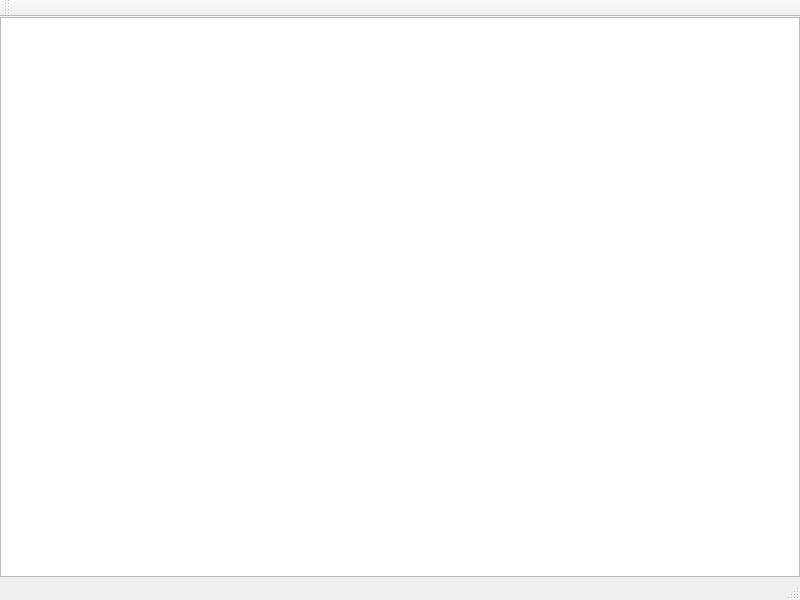
This is mainwindow.ui in foreshadow/Dixit as Qt 5 draws it before an edit. The edited form follows.
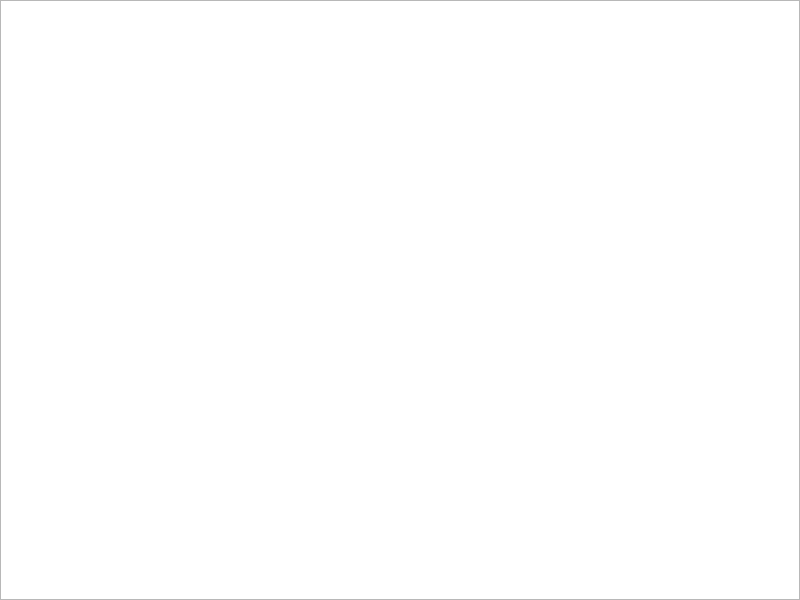
This is the edited form.

```diff
--- a/mainwindow.ui
+++ b/mainwindow.ui
@@ -10,6 +10,24 @@
     <height>600</height>
    </rect>
   </property>
+  <property name="sizePolicy">
+   <sizepolicy hsizetype="Preferred" vsizetype="Preferred">
+    <horstretch>0</horstretch>
+    <verstretch>0</verstretch>
+   </sizepolicy>
+  </property>
+  <property name="minimumSize">
+   <size>
+    <width>800</width>
+    <height>600</height>
+   </size>
+  </property>
+  <property name="maximumSize">
+   <size>
+    <width>800</width>
+    <height>600</height>
+   </size>
+  </property>
   <property name="windowTitle">
    <string>MainWindow</string>
   </property>
@@ -20,30 +38,11 @@
       <x>0</x>
       <y>0</y>
       <width>800</width>
-      <height>560</height>
+      <height>600</height>
      </rect>
     </property>
    </widget>
   </widget>
-  <widget class="QMenuBar" name="menuBar">
-   <property name="geometry">
-    <rect>
-     <x>0</x>
-     <y>0</y>
-     <width>800</width>
-     <height>23</height>
-    </rect>
-   </property>
-  </widget>
-  <widget class="QToolBar" name="mainToolBar">
-   <attribute name="toolBarArea">
-    <enum>TopToolBarArea</enum>
-   </attribute>
-   <attribute name="toolBarBreak">
-    <bool>false</bool>
-   </attribute>
-  </widget>
-  <widget class="QStatusBar" name="statusBar"/>
  </widget>
  <layoutdefault spacing="6" margin="11"/>
  <resources/>
```
